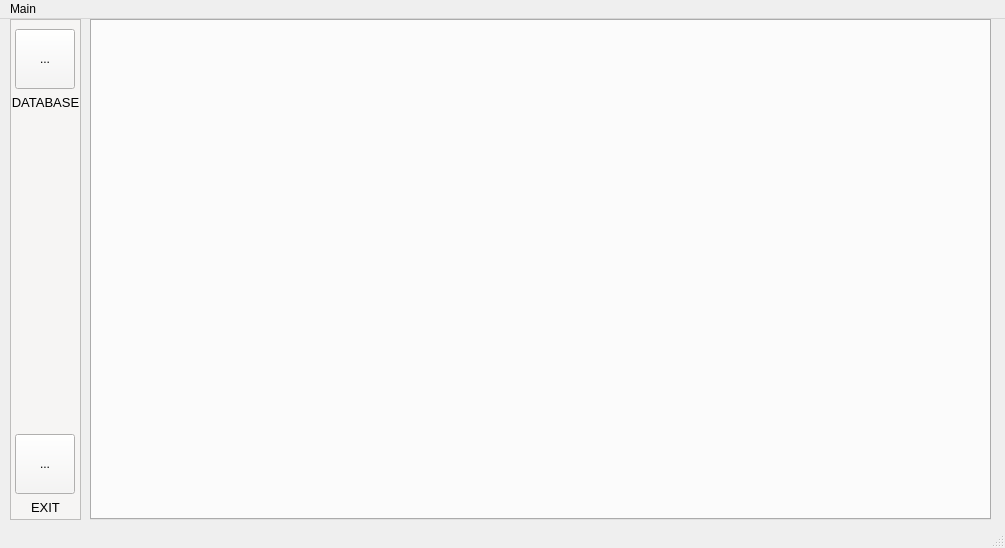
First picture: the form in MainWindow.ui, repository wslowinski/QtFinance, before the edit.
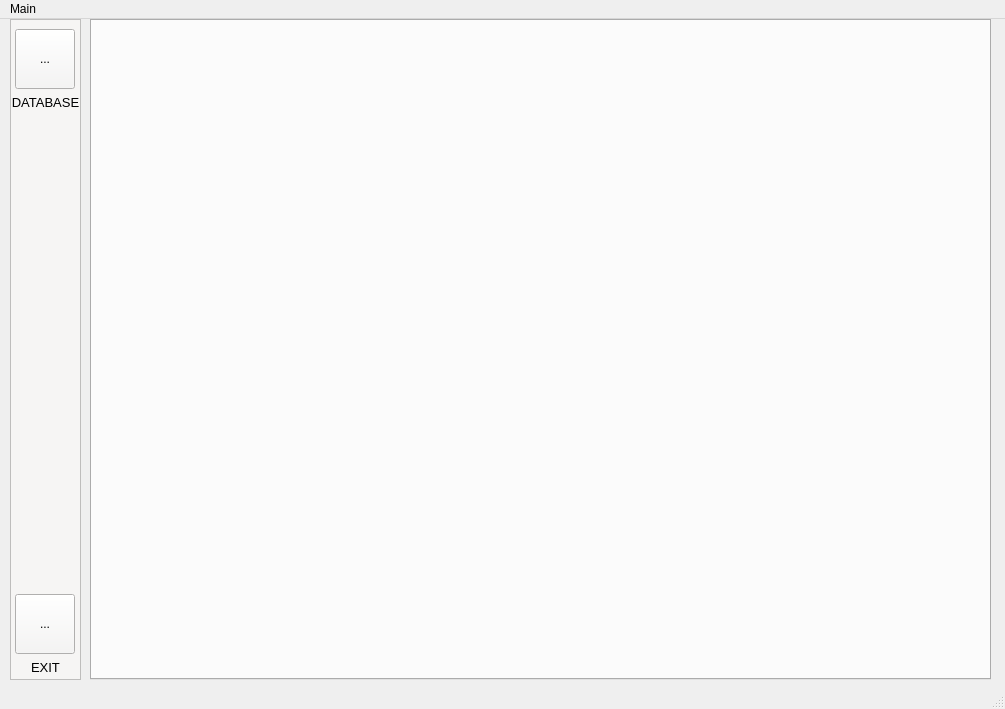
Second picture: the form after the edit. Icons and pictures are not drawn.

What changed in the file:
```diff
--- a/MainWindow.ui
+++ b/MainWindow.ui
@@ -10,21 +10,9 @@
     <x>0</x>
     <y>0</y>
     <width>1005</width>
-    <height>548</height>
+    <height>709</height>
    </rect>
   </property>
-  <property name="minimumSize">
-   <size>
-    <width>1005</width>
-    <height>548</height>
-   </size>
-  </property>
-  <property name="maximumSize">
-   <size>
-    <width>1005</width>
-    <height>548</height>
-   </size>
-  </property>
   <property name="windowTitle">
    <string>QtFinance</string>
   </property>
@@ -47,7 +35,7 @@
       <x>90</x>
       <y>0</y>
       <width>901</width>
-      <height>501</height>
+      <height>661</height>
      </rect>
     </property>
     <property name="sizePolicy">
@@ -56,6 +44,9 @@
       <verstretch>0</verstretch>
      </sizepolicy>
     </property>
+    <property name="layoutDirection">
+     <enum>Qt::LeftToRight</enum>
+    </property>
     <property name="currentIndex">
      <number>-1</number>
     </property>
@@ -66,7 +57,7 @@
       <x>10</x>
       <y>0</y>
       <width>71</width>
-      <height>501</height>
+      <height>661</height>
      </rect>
     </property>
     <property name="styleSheet">
@@ -82,7 +73,7 @@
      <property name="geometry">
       <rect>
        <x>5</x>
-       <y>415</y>
+       <y>575</y>
        <width>60</width>
        <height>60</height>
       </rect>
@@ -105,7 +96,7 @@
      <property name="geometry">
       <rect>
        <x>1</x>
-       <y>480</y>
+       <y>640</y>
        <width>69</width>
        <height>17</height>
       </rect>
```
